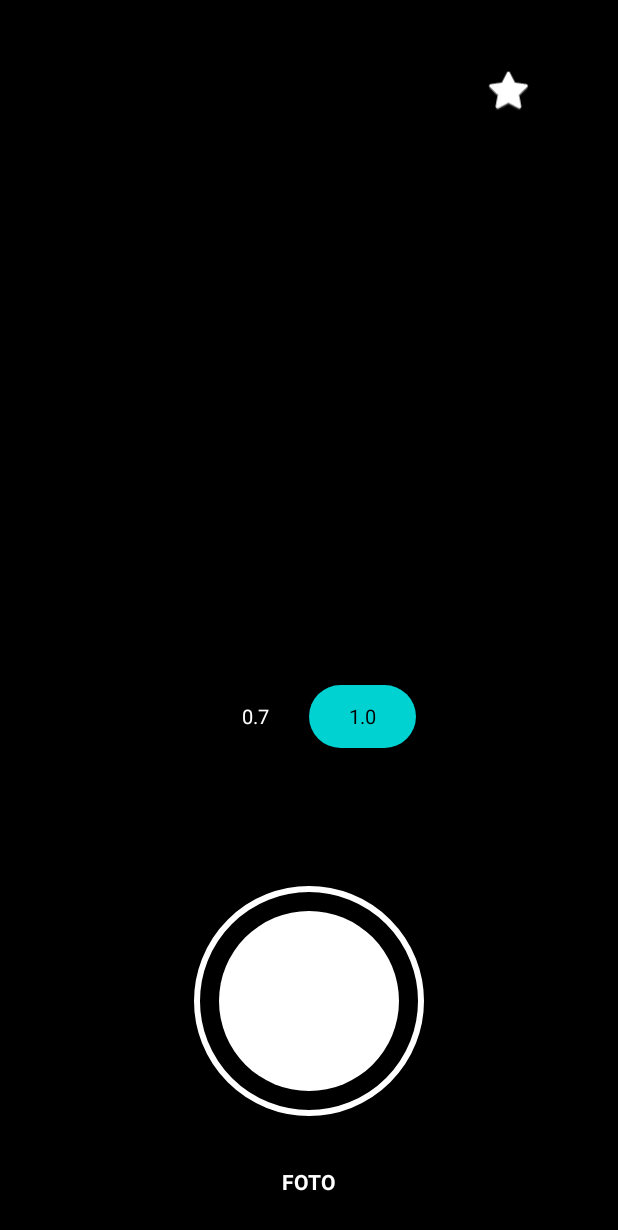
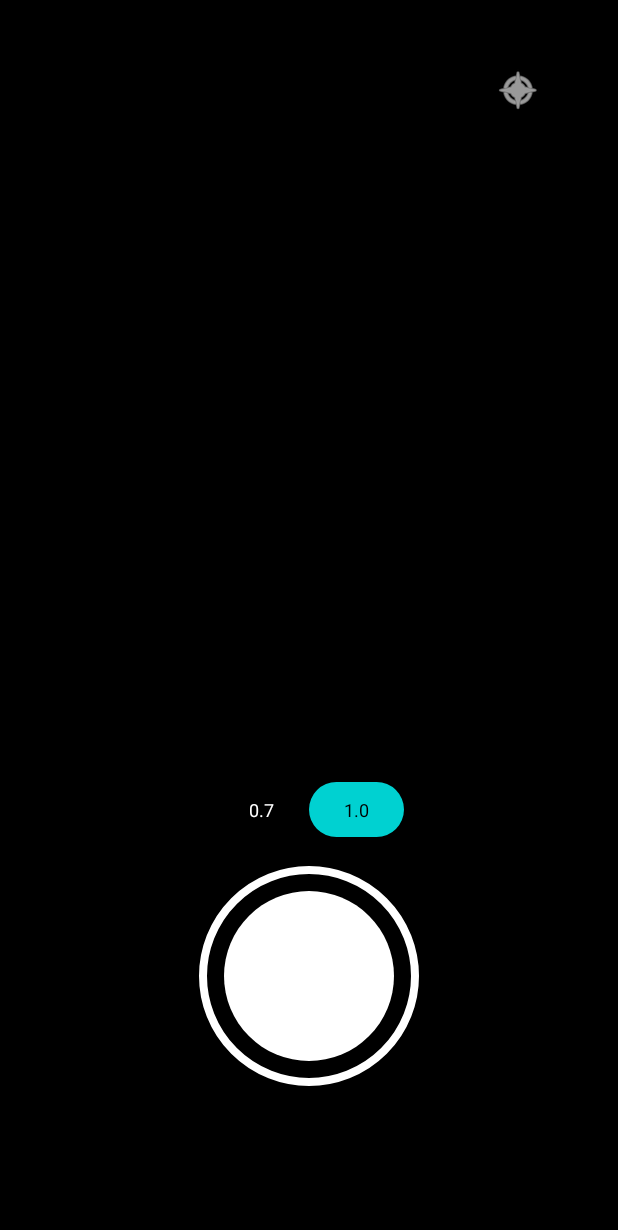
Before and after one commit to dziie-id/Camera, an Android app: the screen it shows after launch (MainActivity), on a phone screen of 412 x 824 dp. Shown: the top 1230 px of the screen. Run offline under Robolectric (Android 15) with nearby library versions, the light colour scheme and no system bars; libraries missing offline, so code that uses them is left out: androidx.camera.core, androidx.camera.lifecycle, androidx.camera.view; 4 statements that could not run were skipped.

Commit message:
Update MainActivity.kt

```diff
--- a/app/src/main/java/org/lineageos/aperture/MainActivity.kt
+++ b/app/src/main/java/org/lineageos/aperture/MainActivity.kt
@@ -4,7 +4,6 @@ import android.Manifest
 import android.content.ContentValues
 import android.content.pm.PackageManager
 import android.graphics.Color
-import android.graphics.Typeface
 import android.graphics.drawable.GradientDrawable
 import android.os.Build
 import android.os.Bundle
@@ -34,7 +33,6 @@ class MainActivity : AppCompatActivity() {
     private var isUltraWide = false
     private lateinit var cameraExecutor: ExecutorService
 
-    // UI References untuk update warna tombol
     private lateinit var btn07: TextView
     private lateinit var btn10: TextView
 
@@ -46,47 +44,56 @@ class MainActivity : AppCompatActivity() {
             setBackgroundColor(Color.BLACK)
         }
 
-        // 1. Preview 4:3 Area
+        // 1. Preview Area (Dasar)
         val screenWidth = resources.displayMetrics.widthPixels
         val previewHeight = (screenWidth * 4) / 3
 
         viewFinder = PreviewView(this).apply {
             layoutParams = FrameLayout.LayoutParams(screenWidth, previewHeight).apply {
                 gravity = Gravity.TOP
-                topMargin = 180 // Space untuk header settings
+                topMargin = 150
             }
             implementationMode = PreviewView.ImplementationMode.COMPATIBLE
         }
         root.addView(viewFinder)
 
-        // 2. Header (Flash Button)
-        val header = FrameLayout(this).apply {
-            layoutParams = FrameLayout.LayoutParams(-1, 180)
+        // 2. Shutter Button (Di bawah Preview)
+        val shutterContainer = FrameLayout(this).apply {
+            layoutParams = FrameLayout.LayoutParams(220, 220).apply {
+                gravity = Gravity.BOTTOM or Gravity.CENTER_HORIZONTAL
+                bottomMargin = 150
+            }
         }
-        val flashBtn = ImageButton(this).apply {
-            setImageResource(android.R.drawable.btn_star_big_off)
-            setColorFilter(Color.WHITE)
-            setBackgroundColor(Color.TRANSPARENT)
-            layoutParams = FrameLayout.LayoutParams(120, 120).apply {
-                gravity = Gravity.CENTER_VERTICAL or Gravity.END
-                rightMargin = 50
+        val ring = View(this).apply {
+            background = GradientDrawable().apply {
+                shape = GradientDrawable.OVAL
+                setStroke(8, Color.WHITE)
             }
-            setOnClickListener { toggleFlash(this) }
+            layoutParams = FrameLayout.LayoutParams(-1, -1)
         }
-        header.addView(flashBtn)
-        root.addView(header)
+        val core = View(this).apply {
+            background = GradientDrawable().apply {
+                shape = GradientDrawable.OVAL
+                setColor(Color.WHITE)
+            }
+            layoutParams = FrameLayout.LayoutParams(170, 170).apply { gravity = Gravity.CENTER }
+            setOnClickListener { takePhoto() }
+        }
+        shutterContainer.addView(ring)
+        shutterContainer.addView(core)
+        root.addView(shutterContainer)
 
-        // 3. Floating Lens Selector (Pills Style) - 100% Mirip Ref
+        // 3. Floating Lens Selector (HARUS DI TULIS TERAKHIR BIAR DI ATAS PREVIEW)
         val lensPill = LinearLayout(this).apply {
             orientation = LinearLayout.HORIZONTAL
             setPadding(10, 8, 10, 8)
             background = GradientDrawable().apply {
-                setColor(Color.parseColor("#99000000")) // Dark transparan
+                setColor(Color.parseColor("#99000000"))
                 cornerRadius = 100f
             }
             layoutParams = FrameLayout.LayoutParams(-2, -2).apply {
-                gravity = Gravity.BOTTOM or Gravity.CENTER_HORIZONTAL
-                bottomMargin = 480
+                gravity = Gravity.TOP or Gravity.CENTER_HORIZONTAL
+                topMargin = previewHeight - 50 // Pas melayang di batas bawah preview
             }
         }
 
@@ -96,44 +103,19 @@ class MainActivity : AppCompatActivity() {
         lensPill.addView(btn10)
         root.addView(lensPill)
 
-        // 4. Shutter Area (Ring & Core)
-        val shutterContainer = FrameLayout(this).apply {
-            layoutParams = FrameLayout.LayoutParams(230, 230).apply {
-                gravity = Gravity.BOTTOM or Gravity.CENTER_HORIZONTAL
-                bottomMargin = 120
+        // 4. Flash Button (Atas)
+        val flashBtn = ImageButton(this).apply {
+            setImageResource(android.R.drawable.ic_menu_compass)
+            setColorFilter(Color.WHITE)
+            setBackgroundColor(Color.TRANSPARENT)
+            layoutParams = FrameLayout.LayoutParams(120, 120).apply {
+                gravity = Gravity.TOP or Gravity.END
+                topMargin = 30
+                rightMargin = 40
             }
+            setOnClickListener { toggleFlash(this) }
         }
-        val ring = View(this).apply {
-            background = GradientDrawable().apply {
-                shape = GradientDrawable.OVAL
-                setStroke(6, Color.WHITE)
-            }
-            layoutParams = FrameLayout.LayoutParams(-1, -1)
-        }
-        val core = View(this).apply {
-            background = GradientDrawable().apply {
-                shape = GradientDrawable.OVAL
-                setColor(Color.WHITE)
-            }
-            layoutParams = FrameLayout.LayoutParams(180, 180).apply { gravity = Gravity.CENTER }
-            setOnClickListener { takePhoto() }
-        }
-        shutterContainer.addView(ring)
-        shutterContainer.addView(core)
-        root.addView(shutterContainer)
-
-        // 5. Mode Indicator (Teks "Foto")
-        val modeText = TextView(this).apply {
-            text = "FOTO"
-            setTextColor(Color.WHITE)
-            textSize = 14f
-            typeface = Typeface.DEFAULT_BOLD
-            layoutParams = FrameLayout.LayoutParams(-2, -2).apply {
-                gravity = Gravity.BOTTOM or Gravity.CENTER_HORIZONTAL
-                bottomMargin = 40
-            }
-        }
-        root.addView(modeText)
+        root.addView(flashBtn)
 
         setContentView(root)
         updateLensColors()
@@ -147,8 +129,8 @@ class MainActivity : AppCompatActivity() {
     private fun createLensBtn(txt: String, isWide: Boolean): TextView {
         return TextView(this).apply {
             text = txt
-            textSize = 13f
-            setPadding(40, 18, 40, 18)
+            textSize = 12f
+            setPadding(35, 15, 35, 15)
             gravity = Gravity.CENTER
             setOnClickListener {
                 if (isUltraWide != isWide) {
@@ -162,11 +144,9 @@ class MainActivity : AppCompatActivity() {
 
     private fun updateLensColors() {
         val activeBg = GradientDrawable().apply {
-            setColor(Color.parseColor("#FF00D1D1")) // Warna Toska/Teal
+            setColor(Color.parseColor("#FF00D1D1"))
             cornerRadius = 100f
         }
-        val transBg = Color.TRANSPARENT
-
         if (isUltraWide) {
             btn07.background = activeBg
             btn07.setTextColor(Color.BLACK)
@@ -207,10 +187,14 @@ class MainActivity : AppCompatActivity() {
                 .setResolutionSelector(resSelector)
                 .build()
 
-            // Fix Aux Lens Detection
+            // Logic deteksi lensa Aux khusus Redmi (Lensa ID 2 atau 3)
             val cameraSelector = if (isUltraWide) {
                 CameraSelector.Builder().addCameraFilter { cameraInfos ->
-                    cameraInfos.filter { it.toString().contains("id: 2") || it.toString().contains("id: 1") || !it.toString().contains("id: 0") }
+                    val filtered = cameraInfos.filter {
+                        val s = it.toString().lowercase()
+                        s.contains("id: 2") || s.contains("back 1") || s.contains("id: 1")
+                    }
+                    if (filtered.isNotEmpty()) filtered else cameraInfos.filter { !it.toString().contains("id: 0") }
                 }.build()
             } else {
                 CameraSelector.DEFAULT_BACK_CAMERA
@@ -221,6 +205,7 @@ class MainActivity : AppCompatActivity() {
                 cameraProvider.bindToLifecycle(this, cameraSelector, preview, imageCapture)
             } catch (e: Exception) {
                 cameraProvider.bindToLifecycle(this, CameraSelector.DEFAULT_BACK_CAMERA, preview, imageCapture)
+                Toast.makeText(this, "Lensa tidak didukung ROM ini", Toast.LENGTH_SHORT).show()
             }
         }, ContextCompat.getMainExecutor(this))
     }
```
